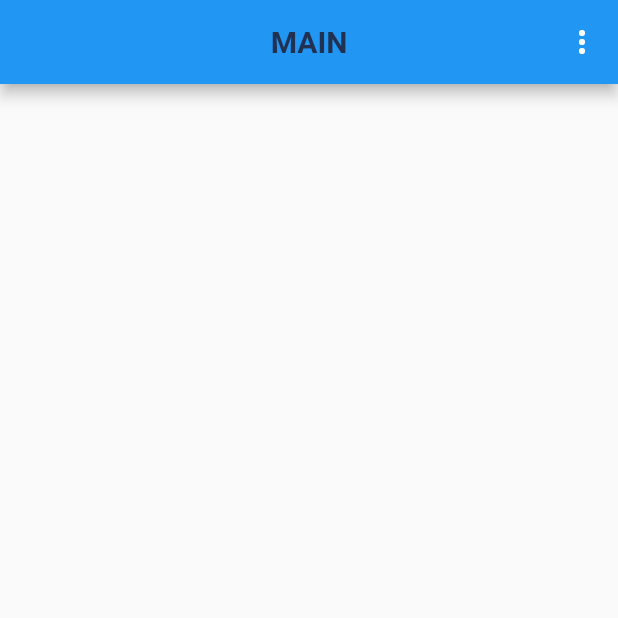
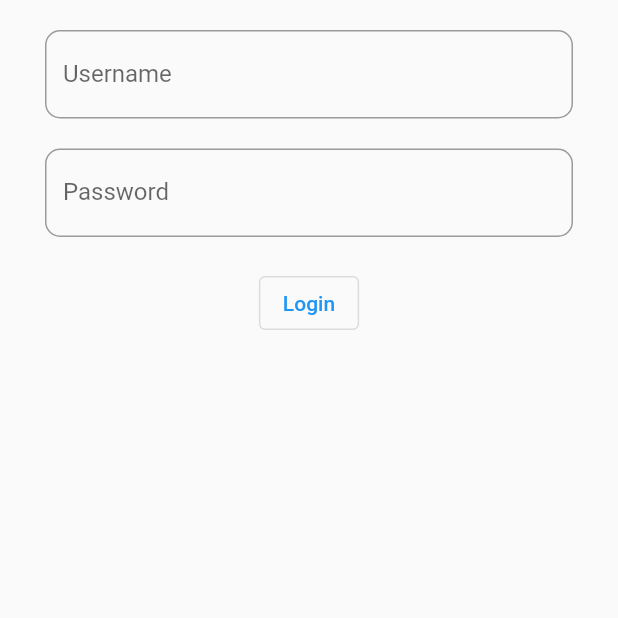
Before and after one commit to h474lab/message-app, a Flutter app: the screen it shows after launch, on a phone screen of 412 x 824 dp, the top half of it. Run offline on Flutter 3.47's test engine with Material 2 defaults, Android fonts, the phone set to English and light mode, and no system bars; our stand-ins replace cached_network_image, cloud_firestore, firebase_core, firebase_storage, fluttertoast, image_picker and 2 more; accounts and stored records are empty.

Commit message:
allow logging in using id

```diff
--- /dev/null
+++ b/lib/login.dart
@@ -0,0 +1,80 @@
+import 'package:flutter/cupertino.dart';
+import 'package:flutter/material.dart';
+
+import 'friend_list.dart';
+
+class Login extends StatefulWidget {
+  @override
+  State<StatefulWidget> createState() => LoginState();
+}
+
+class LoginState extends State<Login> {
+  TextEditingController _usernameController = new TextEditingController();
+
+  @override
+  Widget build(BuildContext context) {
+    return MaterialApp(
+      title: 'Login',
+      home: Scaffold(
+        body: SafeArea(
+          child: Container(
+            margin: EdgeInsets.symmetric(horizontal: 30.0, vertical: 20.0),
+            child: Column(
+              crossAxisAlignment: CrossAxisAlignment.center,
+              children: <Widget>[
+                TextFormField(
+                  decoration: const InputDecoration(
+                    labelText: 'Username',
+                    border: OutlineInputBorder(
+                      borderRadius: BorderRadius.all(Radius.circular(10.0))
+                    ),
+                  ),
+                  controller: _usernameController,
+                ),
+                Container(
+                  margin: EdgeInsets.only(bottom: 20),
+                ),
+                TextFormField(
+                  obscureText: true,
+                  enableSuggestions: false,
+                  autocorrect: false,
+                  decoration: const InputDecoration(
+                    labelText: 'Password',
+                    border: OutlineInputBorder(
+                        borderRadius: BorderRadius.all(Radius.circular(10.0))
+                    ),
+                  ),
+                  validator: (String value) {
+                    if (value.trim().isEmpty) {
+                      return 'Password is required!';
+                    }
+                    return 'Valid';
+                  },
+                ),
+                Container(
+                  margin: EdgeInsets.only(bottom: 20),
+                ),
+                Center(
+                  child: OutlinedButton(
+                    child: Text('Login'),
+                    onPressed: () {
+                      Navigator.push(
+                        context,
+                        MaterialPageRoute(
+                          builder: (context) => FriendList(
+                            currentUserId: _usernameController.text,
+                          )
+                        )
+                      );
+                    },
+                  )
+                )
+              ],
+            ),
+          ),
+        ),
+      ),
+    );
+  }
+
+}
--- a/lib/main.dart
+++ b/lib/main.dart
@@ -3,9 +3,12 @@ import 'package:flutter/material.dart';
 import 'package:message_app/messaging.dart';
 
 import 'friend_list.dart';
+import 'login.dart';
 
 void main() async {
   WidgetsFlutterBinding.ensureInitialized();
   await Firebase.initializeApp();
-  runApp(FriendList());
+  runApp(MaterialApp(
+    home: Login()
+  ));
 }
--- a/lib/messaging.dart
+++ b/lib/messaging.dart
@@ -29,9 +29,9 @@ class MessagingState extends State<Messaging> {
   final TextEditingController _textEditingController = new TextEditingController();
   final FocusNode focusNode = FocusNode();
 
-  String peerId = 'oAe7eqyh2FyC3P1f526z';
+  String peerId;
   String peerAvatar;
-  String id = 'JFXCOVkNfw4grigSnrTp';
+  String id;
 
   List<QueryDocumentSnapshot> listMessage = new List.from([]);
   int _limit = 20;
```
